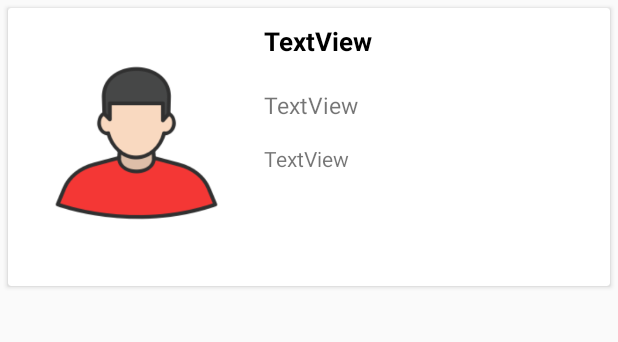
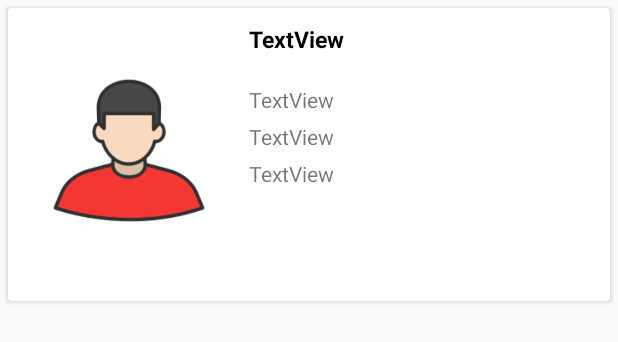
Before and after one commit to angelcantu21/AppControlAcceso, an Android app: the layout item_contenedor.xml on its own in the app's theme, with its tools: preview values and no code run, on a phone screen of 412 x 824 dp. Shown: the top 342 px of the screen. Run offline under Robolectric (Android 15) with nearby library versions, the phone set to English and light mode, and no system bars; network calls fail.

```diff
--- a/app/src/main/res/layout/item_contenedor.xml
+++ b/app/src/main/res/layout/item_contenedor.xml
@@ -22,8 +22,8 @@
 
             <ImageView
                 android:id="@+id/imgEdificio"
-                android:layout_width="150dp"
-                android:layout_height="160dp"
+                android:layout_width="140dp"
+                android:layout_height="170dp"
                 android:layout_marginBottom="10dp"
                 android:layout_marginLeft="5dp"
                 android:layout_marginRight="10dp"
@@ -45,21 +45,27 @@
                     android:text="TextView"
                     android:textStyle="bold"
                     android:textColor="@android:color/background_dark"
-                    android:textSize="17dp" />
+                    android:textSize="15dp" />
 
                 <TextView
                     android:id="@+id/txtDescripcion"
                     android:layout_width="match_parent"
                     android:layout_height="wrap_content"
-                    android:layout_marginBottom="15dp"
-                    android:text="TextView"
-                    android:textSize="15sp" />
+                    android:layout_marginBottom="5dp"
+                    android:text="TextView" />
 
                 <TextView
                     android:id="@+id/txtCarrera"
                     android:layout_width="match_parent"
                     android:layout_height="wrap_content"
-                    android:layout_marginBottom="20dp"
+                    android:layout_marginBottom="5dp"
+                    android:text="TextView" />
+
+                <TextView
+                    android:id="@+id/txtDiasRestantes"
+                    android:layout_width="match_parent"
+                    android:layout_height="wrap_content"
+                    android:layout_marginBottom="15dp"
                     android:text="TextView" />
             </LinearLayout>
         </LinearLayout>
--- a/app/src/main/res/values/strings.xml
+++ b/app/src/main/res/values/strings.xml
@@ -1,6 +1,7 @@
 <resources>
     <string name="app_name">Control de Acceso - V1.0</string>
     <string name="url">10.0.0.9</string>
+    <!--<string name="url">192.168.0.100</string>-->
     <string name="title_activity_indicacciones">IndicaccionesActivity</string>
 
     <!-- TODO: Remove or change this placeholder text -->
```
Also changed, not shown: app/src/main/java/com/project/angelcanturamirez/appcontrolacceso/InvitadosActivity.java (+13 -0 lines), app/src/main/java/com/project/angelcanturamirez/appcontrolacceso/RecyclerViews/RecyclerViewInvitados.java (+11 -1 lines), app/src/main/java/com/project/angelcanturamirez/appcontrolacceso/entidades/InvitadoModelo.java (+23 -1 lines).
